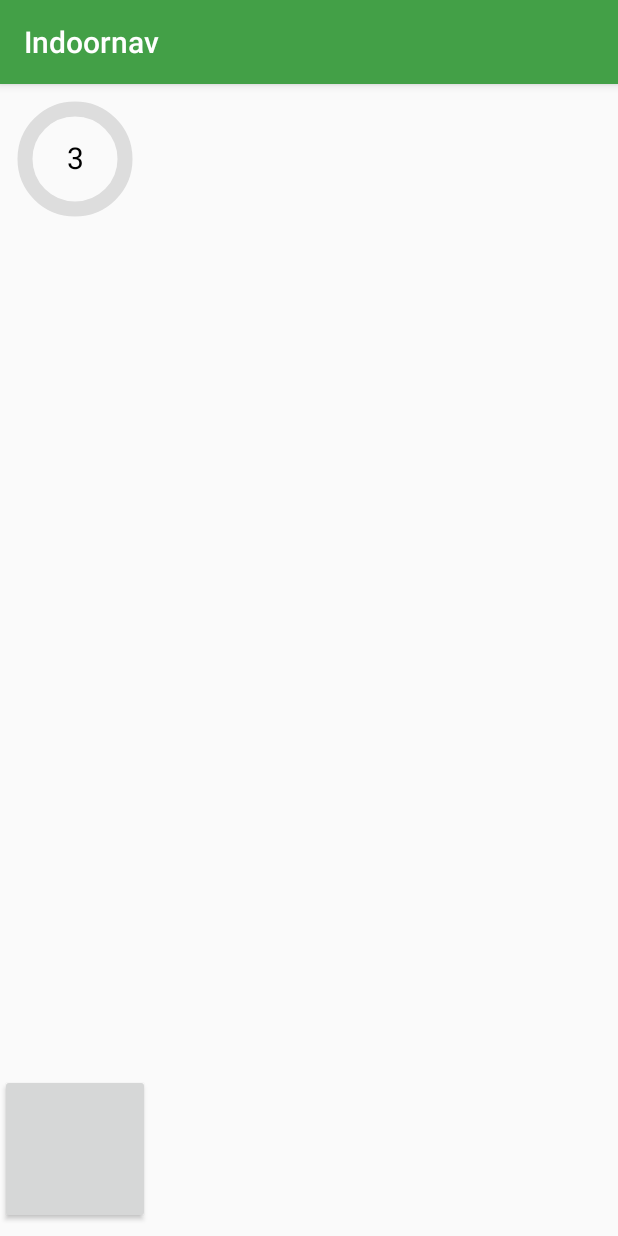
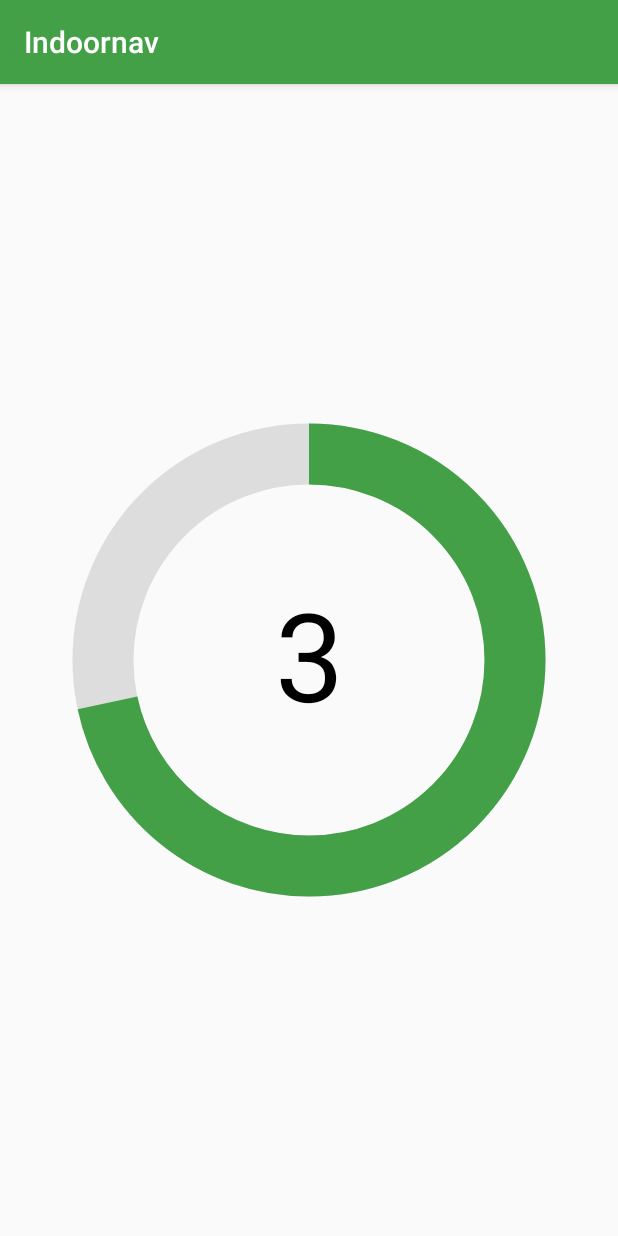
Before and after one commit to VadzimKaziachy/IndoornavProektVadzim, an Android app: the fragment SearchFragment placed in its activity, on a phone screen of 412 x 824 dp. Run offline under Robolectric (Android 15) with nearby library versions, the phone set to English and light mode, and no system bars; our stand-ins replace Room's generated code; 1 statement that could not run was skipped.

Commit message:
AdminActivity 2.0, added interface.

```diff
--- a/Indoornav/app/src/main/java/by/grsu/ftf/indoornav/administrator/activitySearch/SearchActivity.java
+++ b/Indoornav/app/src/main/java/by/grsu/ftf/indoornav/administrator/activitySearch/SearchActivity.java
@@ -6,7 +6,6 @@ import android.support.v4.app.Fragment;
 import android.support.v4.app.FragmentManager;
 import android.support.v4.app.FragmentTransaction;
 import android.support.v7.app.AppCompatActivity;
-import android.util.Log;
 
 import com.example.indoornav.R;
 
@@ -18,10 +17,14 @@ import by.grsu.ftf.indoornav.administrator.activitySearch.fragment_1_Admin.Start
 import by.grsu.ftf.indoornav.administrator.activitySearch.fragment_2_Admin.SearchFragment;
 import by.grsu.ftf.indoornav.administrator.activitySearch.fragment_2_Admin.StartFragment3;
 import by.grsu.ftf.indoornav.administrator.activitySearch.fragment_3_admin.ListFragment;
+import by.grsu.ftf.indoornav.administrator.activitySearch.fragment_3_admin.StartFragment1;
 import by.grsu.ftf.indoornav.db.BeaconViewModel;
 import by.grsu.ftf.indoornav.db.beaconAdmin.BeaconAdmin;
 
-public class SearchActivity extends AppCompatActivity implements BeaconControllerService.Callbacks, StartFragment2, StartFragment3 {
+public class SearchActivity extends AppCompatActivity implements BeaconControllerService.Callbacks,
+        StartFragment1,
+        StartFragment2,
+        StartFragment3 {
 
     private BeaconViewModel mViewModel;
 
@@ -31,14 +34,12 @@ public class SearchActivity extends AppCompatActivity implements BeaconControlle
         setContentView(R.layout.activity_admin);
         if (savedInstanceState == null) {
             FragmentManager fm = getSupportFragmentManager();
-            Fragment fragment = fm.findFragmentById(R.id.activity_admin);
-            if (fragment == null) {
-                fragment = new ButtonFragment().newInstance();
-                fm.beginTransaction()
-                        .add(R.id.activity_admin, fragment)
-                        .commit();
-            }
+            Fragment fragment = ButtonFragment.newInstance();
+            fm.beginTransaction()
+                    .add(R.id.activity_admin, fragment)
+                    .commit();
         }
+
         room(savedInstanceState);
     }
 
@@ -59,10 +60,17 @@ public class SearchActivity extends AppCompatActivity implements BeaconControlle
     }
 
     @Override
+    public void mStartFragment1() {
+        Fragment fragment = ButtonFragment.newInstance();
+        FragmentTransaction fm = getSupportFragmentManager().beginTransaction();
+        fm.replace(R.id.activity_admin, fragment);
+        fm.commit();
+    }
+
+    @Override
     public void mStartFragment2() {
         Fragment startFragment = SearchFragment.newInstance();
-        FragmentManager fragmentManager = getSupportFragmentManager();
-        FragmentTransaction ft = fragmentManager.beginTransaction();
+        FragmentTransaction ft = getSupportFragmentManager().beginTransaction();
         ft.replace(R.id.activity_admin, startFragment);
         ft.commit();
     }
@@ -70,11 +78,7 @@ public class SearchActivity extends AppCompatActivity implements BeaconControlle
     @Override
     public void mStartFragment3() {
         Fragment fragment = ListFragment.newInstance();
-        Log.d("Log", "fragment = "+ fragment);
-        FragmentManager fragmentManager = getSupportFragmentManager();
-        Log.d("Log", "fragmentManager = "+ fragmentManager);
-        FragmentTransaction fm = fragmentManager.beginTransaction();
-        Log.d("Log", "fm = "+ fm);
+        FragmentTransaction fm = getSupportFragmentManager().beginTransaction();
         fm.replace(R.id.activity_admin, fragment);
         fm.commit();
     }
--- a/Indoornav/app/src/main/java/by/grsu/ftf/indoornav/administrator/activitySearch/fragment_1_Admin/ButtonFragment.java
+++ b/Indoornav/app/src/main/java/by/grsu/ftf/indoornav/administrator/activitySearch/fragment_1_Admin/ButtonFragment.java
@@ -16,6 +16,7 @@ import com.example.indoornav.R;
  */
 
 public class ButtonFragment extends Fragment {
+
     private Button startFragment2;
     private StartFragment2 startFragment;
 
@@ -23,7 +24,6 @@ public class ButtonFragment extends Fragment {
     @Override
     public View onCreateView(LayoutInflater inflater, @Nullable ViewGroup container, Bundle savedInstanceState) {
         View view = inflater.inflate(R.layout.fragment_1_admin, container, false);
-//        setRetainInstance(true);
         startFragment2 = (Button) view.findViewById(R.id.startFragment2);
         clickListener();
         return view;
@@ -51,7 +51,7 @@ public class ButtonFragment extends Fragment {
         try {
             startFragment = (StartFragment2) context;
         } catch (ClassCastException e) {
-            throw new ClassCastException(context.toString() + " must implement onSomeEventListener");
+            throw new ClassCastException(context.toString() + " must implement StartFragment2");
         }
     }
 }
--- a/Indoornav/app/src/main/java/by/grsu/ftf/indoornav/administrator/activitySearch/fragment_1_Admin/StartFragment2.java
+++ b/Indoornav/app/src/main/java/by/grsu/ftf/indoornav/administrator/activitySearch/fragment_1_Admin/StartFragment2.java
@@ -5,5 +5,5 @@ package by.grsu.ftf.indoornav.administrator.activitySearch.fragment_1_Admin;
  */
 
 public interface StartFragment2 {
-    public void mStartFragment2();
+    void mStartFragment2();
 }
--- a/Indoornav/app/src/main/java/by/grsu/ftf/indoornav/administrator/activitySearch/fragment_2_Admin/SearchFragment.java
+++ b/Indoornav/app/src/main/java/by/grsu/ftf/indoornav/administrator/activitySearch/fragment_2_Admin/SearchFragment.java
@@ -6,8 +6,6 @@ import android.os.Bundle;
 import android.os.CountDownTimer;
 import android.support.annotation.Nullable;
 import android.support.v4.app.Fragment;
-import android.support.v4.app.FragmentManager;
-import android.support.v4.app.FragmentTransaction;
 import android.util.Log;
 import android.view.LayoutInflater;
 import android.view.View;
@@ -16,8 +14,6 @@ import android.view.ViewGroup;
 import com.example.indoornav.R;
 
 import by.grsu.ftf.indoornav.administrator.ConnectionService;
-import by.grsu.ftf.indoornav.administrator.activitySearch.fragment_1_Admin.StartFragment2;
-import by.grsu.ftf.indoornav.administrator.activitySearch.fragment_3_admin.ListFragment;
 import by.grsu.ftf.indoornav.db.BeaconViewModel;
 
 /**
@@ -32,6 +28,7 @@ public class SearchFragment extends Fragment {
     private Integer time;
     private TimerView timerView;
     private StartFragment3 startFragment;
+    private MyCountDownTimer myCountDownTimer;
 
 
     @Nullable
@@ -47,13 +44,12 @@ public class SearchFragment extends Fragment {
     @Override
     public void onCreate(@Nullable Bundle savedInstanceState) {
         super.onCreate(savedInstanceState);
-//        setRetainInstance(true);
         room();
         connectionService();
     }
 
     private void room() {
-//        mViewModel = ViewModelProviders.of(this).get(BeaconViewModel.class);
+        mViewModel = ViewModelProviders.of(this).get(BeaconViewModel.class);
     }
 
 
@@ -65,46 +61,30 @@ public class SearchFragment extends Fragment {
     @Override
     public void onStart() {
         super.onStart();
-//        if (mViewModel.getTime() != null && mViewModel.getTime() != 1) {
-//            time = mViewModel.getTime();
-            timerBeacon();
-//        }
+        if (mViewModel.getTime() != null) {
+            if (mViewModel.getTime() != 1) {
+                time = mViewModel.getTime();
+                timerBeacon();
+            } else {
+                startFragment.mStartFragment3();
+            }
+        }
     }
 
     @Override
     public void onStop() {
         super.onStop();
         mConnect.unBindService();
+        if (myCountDownTimer != null) {
+            myCountDownTimer.cancel();
+        }
     }
 
     private void timerBeacon() {
         mConnect.bindService();
-//        timerView.setTimerView(time);
-        new CountDownTimer(5 * 1000, 1000) {
-
-            @Override
-            public void onTick(long l) {
-//                mViewModel.setTime((int) (l / 1000));
-                timerView.tim((int) (l / 1000));
-            }
-
-            @Override
-            public void onFinish() {
-                mConnect.unBindService();
-                timerView.mFlag(false);
-                startFragment.mStartFragment3();
-//                startFragment3();
-            }
-        }.start();
-    }
-
-
-    private void startFragment3() {
-        Fragment fragment = ListFragment.newInstance();
-        FragmentManager fragmentManager = getFragmentManager();
-        FragmentTransaction fm = fragmentManager.beginTransaction();
-        fm.replace(R.id.activity_admin, fragment);
-        fm.commit();
+        timerView.setTimerView(time);
+        myCountDownTimer = new MyCountDownTimer(time * 1000, 1000);
+        myCountDownTimer.start();
     }
 
     public static SearchFragment newInstance() {
@@ -120,7 +100,27 @@ public class SearchFragment extends Fragment {
         try {
             startFragment = (StartFragment3) context;
         } catch (ClassCastException e) {
-            throw new ClassCastException(context.toString() + " must implement onSomeEventListener");
+            throw new ClassCastException(context.toString() + " must implement StartFragment3");
+        }
+    }
+
+    private class MyCountDownTimer extends CountDownTimer {
+
+        MyCountDownTimer(long millisInFuture, long countDownInterval) {
+            super(millisInFuture, countDownInterval);
+        }
+
+        @Override
+        public void onTick(long l) {
+            mViewModel.setTime((int) (l / 1000));
+            timerView.tim((int) (l / 1000));
+        }
+
+        @Override
+        public void onFinish() {
+            mConnect.unBindService();
+            timerView.mFlag(false);
+            startFragment.mStartFragment3();
         }
     }
 }
--- a/Indoornav/app/src/main/java/by/grsu/ftf/indoornav/administrator/activitySearch/fragment_2_Admin/StartFragment3.java
+++ b/Indoornav/app/src/main/java/by/grsu/ftf/indoornav/administrator/activitySearch/fragment_2_Admin/StartFragment3.java
@@ -5,5 +5,5 @@ package by.grsu.ftf.indoornav.administrator.activitySearch.fragment_2_Admin;
  */
 
 public interface StartFragment3 {
-    public void mStartFragment3();
+    void mStartFragment3();
 }
--- a/Indoornav/app/src/main/java/by/grsu/ftf/indoornav/administrator/activitySearch/fragment_3_admin/ListFragment.java
+++ b/Indoornav/app/src/main/java/by/grsu/ftf/indoornav/administrator/activitySearch/fragment_3_admin/ListFragment.java
@@ -2,11 +2,11 @@ package by.grsu.ftf.indoornav.administrator.activitySearch.fragment_3_admin;
 
 import android.arch.lifecycle.Observer;
 import android.arch.lifecycle.ViewModelProviders;
+import android.content.Context;
 import android.content.Intent;
 import android.os.Bundle;
 import android.support.annotation.Nullable;
 import android.support.v4.app.Fragment;
-import android.support.v4.app.FragmentTransaction;
 import android.support.v7.widget.LinearLayoutManager;
 import android.support.v7.widget.RecyclerView;
 import android.view.LayoutInflater;
@@ -18,7 +18,6 @@ import com.example.indoornav.R;
 import java.util.List;
 
 import by.grsu.ftf.indoornav.administrator.activityEntry.EntryActivity;
-import by.grsu.ftf.indoornav.administrator.activitySearch.fragment_1_Admin.ButtonFragment;
 import by.grsu.ftf.indoornav.db.BeaconViewModel;
 import by.grsu.ftf.indoornav.db.beaconAdmin.BeaconAdmin;
 
@@ -27,10 +26,12 @@ import by.grsu.ftf.indoornav.db.beaconAdmin.BeaconAdmin;
  */
 
 public class ListFragment extends Fragment {
+
     private Admin_RecyclerView mRecyclerView;
     private RecyclerView recyclerView;
     private RecyclerView.LayoutManager mManager;
     private BeaconViewModel mViewModel;
+    private StartFragment1 startFragment;
     public static final String BEACON_INFO = "BEACON_INFO";
 
     @Nullable
@@ -48,20 +49,14 @@ public class ListFragment extends Fragment {
         mViewModel.getBeaconAdmin().observe(this, new Observer<List<BeaconAdmin>>() {
             @Override
             public void onChanged(@Nullable List<BeaconAdmin> mBeacon) {
-                if(mBeacon.size() == 0){
-                    startFragment3();
+                if(mBeacon != null && mBeacon.size() == 0){
+                    startFragment.mStartFragment1();
                 } else {
                     mRecyclerView.setBeacon(mBeacon);
                     mRecyclerView.notifyDataSetChanged();
                 }
             }
         });
-    }
-    private void startFragment3(){
-        Fragment fragment = ButtonFragment.newInstance();
-        FragmentTransaction fm = getFragmentManager().beginTransaction();
-        fm.replace(R.id.activity_admin, fragment);
-        fm.commit();
     }
 
     private void adapter() {
@@ -86,4 +81,14 @@ public class ListFragment extends Fragment {
         fragment.setArguments(arg);
         return fragment;
     }
+
+    @Override
+    public void onAttach(Context context) {
+        super.onAttach(context);
+        try {
+            startFragment = (StartFragment1) context;
+        } catch (ClassCastException e) {
+            throw new ClassCastException(context.toString() + " must implement StartFragment1");
+        }
+    }
 }
--- /dev/null
+++ b/Indoornav/app/src/main/java/by/grsu/ftf/indoornav/administrator/activitySearch/fragment_3_admin/StartFragment1.java
@@ -0,0 +1,9 @@
+package by.grsu.ftf.indoornav.administrator.activitySearch.fragment_3_admin;
+
+/**
+ * Created by Vadzim on 10.03.2018.
+ */
+
+public interface StartFragment1 {
+    void mStartFragment1();
+}
--- a/Indoornav/app/src/main/res/layout/fragment_2_admin.xml
+++ b/Indoornav/app/src/main/res/layout/fragment_2_admin.xml
@@ -1,19 +1,12 @@
 <?xml version="1.0" encoding="utf-8"?>
 <android.support.constraint.ConstraintLayout
     xmlns:android="http://schemas.android.com/apk/res/android"
-    xmlns:app="http://schemas.android.com/apk/res-auto"
     android:layout_width="match_parent"
     android:layout_height="match_parent">
 
-    <Button
-        android:id="@+id/buttonSearch"
-        android:layout_width="100dp"
-        android:layout_height="100dp"
-        android:layout_marginBottom="8dp"
-        app:layout_constraintBottom_toBottomOf="parent" />
 
     <by.grsu.ftf.indoornav.administrator.activitySearch.fragment_2_Admin.TimerView
         android:id="@+id/timerView"
-        android:layout_width="100dp"
-        android:layout_height="100dp" />
+        android:layout_width="0dp"
+        android:layout_height="match_parent" />
 </android.support.constraint.ConstraintLayout>
```
Also changed, not shown: Indoornav/app/src/main/res/layout/fragment_1_admin.xml (+12 -2 lines).
